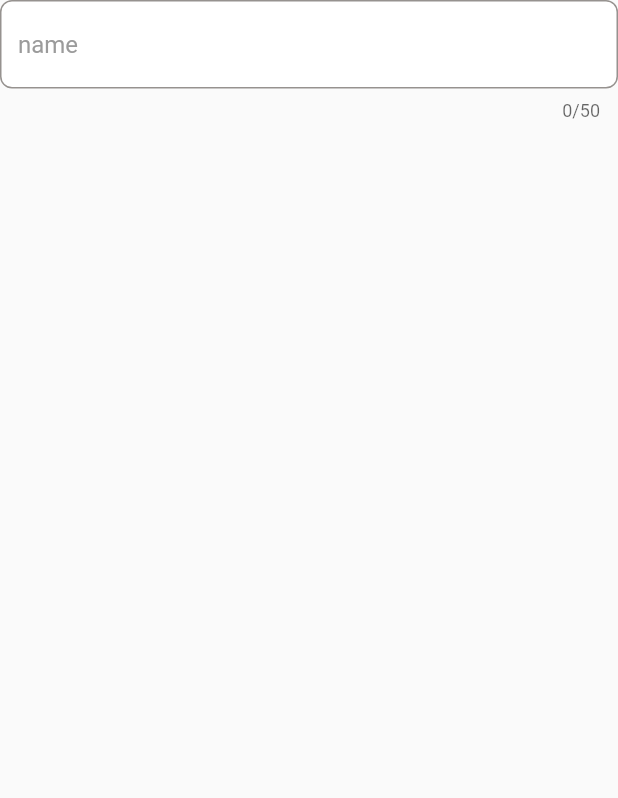
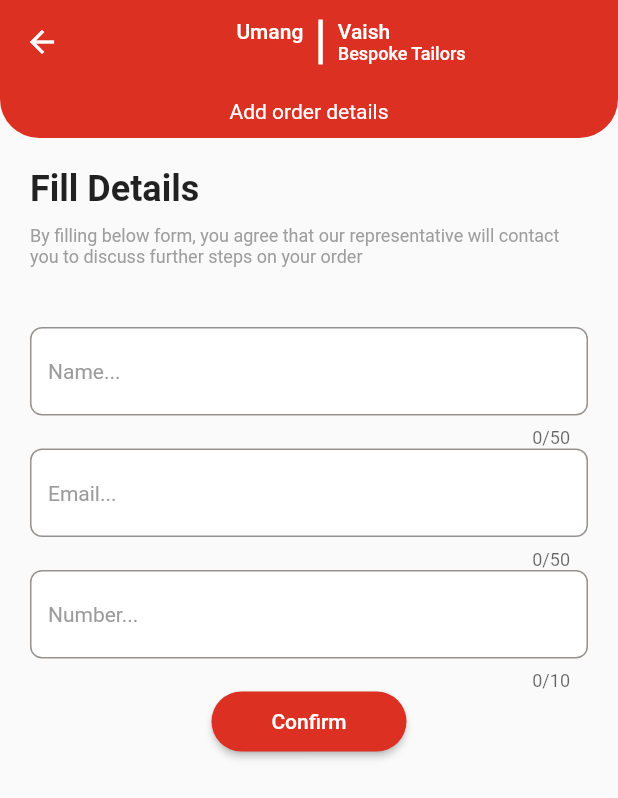
Before and after one commit to ATGBOOM/arnavapp, a Flutter app: the OrdersPage screen opened by its route, on a phone screen of 412 x 824 dp. Shown: the top 798 px of the screen. Run offline on Flutter 3.47's test engine with Material 2 defaults, Android fonts, the phone set to English and light mode, and no system bars; our stand-ins replace auto_route, carousel_slider, dartz, firebase_auth, firebase_core, firebase_remote_config and 11 more; missing offline and left inert: flutter_email_sender; accounts and stored records are empty; generated files the repository leaves out were written again.

Commit message:
confirm button done

```diff
--- a/lib/clothcustomization/cloth_customization_view.dart
+++ b/lib/clothcustomization/cloth_customization_view.dart
@@ -47,7 +47,7 @@ class ClothCustomizationView extends HookConsumerWidget{
                           color: Colors.white,
                         ),
                       ),
-                      decoration: BoxDecoration(
+                      decoration: const BoxDecoration(
                           color: ColorConstants.kRedColor,
                           borderRadius: BorderRadius.only(
                             bottomRight: Radius.circular(26),
--- a/lib/commonui/filled_button_widget.dart
+++ b/lib/commonui/filled_button_widget.dart
@@ -18,7 +18,11 @@ class FilledButtonWidget extends StatelessWidget{
             backgroundColor: MaterialStateProperty.all<Color>(ColorConstants.kRedColor),
       ),
 
-        onPressed: (){},
+        onPressed: (){
+           if(onButtonPress!=null){
+             onButtonPress!();
+           }
+        },
         child: Text(buttonText)
     );
   }
--- a/lib/orders/input_field.dart
+++ b/lib/orders/input_field.dart
@@ -3,12 +3,11 @@ import 'package:flutter/material.dart';
 
 class InputField extends StatelessWidget{
   String hintText;
-  String prefillText;
   TextInputType inputType;
-  int maxLength = 50;
+  int maxLength = 0;
   TextEditingController controller;
 
-  InputField({required this.hintText, required this.prefillText, required this.inputType, required this.controller});
+  InputField({required this.hintText,  required this.inputType, required this.controller, this.maxLength = 50});
 
   @override
   Widget build(BuildContext context) {
@@ -38,6 +37,7 @@ class InputField extends StatelessWidget{
             hintText: hintText,
             hintStyle: TextStyle(
               color: ColorConstants.kGrayColor,
+                fontSize: 14,
             )
         ),
         validator: (String? input) {
@@ -45,7 +45,7 @@ class InputField extends StatelessWidget{
             return null;
           }
           else {
-            return "enter valid input";
+            return "Enter valid input";
           }
         }
     );
--- a/lib/orders/orders_page.dart
+++ b/lib/orders/orders_page.dart
@@ -1,25 +1,120 @@
+import 'package:arnavapp/base/logger_utils.dart';
+import 'package:arnavapp/commonui/filled_button_widget.dart';
+import 'package:arnavapp/commonui/nav_bar.dart';
+import 'package:arnavapp/injector/injection.dart';
 import 'package:arnavapp/orders/input_field.dart';
 import 'package:flutter/material.dart';
 import 'package:flutter_hooks/flutter_hooks.dart';
 import 'package:hooks_riverpod/hooks_riverpod.dart';
 
+import '../base/color_constants.dart';
+
 class OrdersPage extends HookConsumerWidget{
+  GlobalKey<FormState> _formKey = GlobalKey();
+  final _logger = locator<LoggerUtils>();
+  final _TAG = "order page";
    @override
   Widget build(BuildContext context, WidgetRef ref) {
-    final _nameControlller = useTextEditingController();
+    final _nameControlller = useTextEditingController(text: "");
+    final _emailControlller = useTextEditingController(text: "");
+    final _numberControlller = useTextEditingController(text: "");
     return Scaffold(
-      body: Center(
+      appBar: NavBar(),
+      body: SingleChildScrollView(
+        child: Center(
+          child: Column(
+            children: [
+              Container(
+                alignment: Alignment.center,
+                width: double.infinity,
+                padding: const EdgeInsets.only(top: 10, bottom: 10),
+                child: Text(
+                  "Add order details",
+                  style: TextStyle(
+                    color: Colors.white,
+                  ),
+                ),
+                decoration: const BoxDecoration(
+                    color: ColorConstants.kRedColor,
+                    borderRadius: BorderRadius.only(
+                      bottomRight: Radius.circular(26),
+                      bottomLeft: Radius.circular(26),
+                    )
+                ),
+              ),
+
+              const Padding(
+                padding: EdgeInsets.all(20),
+                child: Align(
+                  alignment: Alignment.centerLeft,
+                  child: Column(
+                    crossAxisAlignment: CrossAxisAlignment.start,
+                    children: [
+                      Text(
+                        "Fill Details",
+                        style: TextStyle(
+                          fontSize: 24,
+                          fontWeight: FontWeight.bold,
+
+                        ),
+                      ),
+                      SizedBox(height: 10,),
+                      Text(
+                        "By filling below form, you agree that our representative will contact you to discuss further steps on your order",
+                        style: TextStyle(
+                          fontSize: 12,
+                          color: Colors.grey,
+                        ),
+                      ),
+                    ],
+                  ),
+                ),
+              ),
+              Form(
+                  key: _formKey,
+                  child: Padding(
+                    padding: EdgeInsets.all(20),
                     child: Column(
                       children: [
                         InputField(
-                hintText: "name",
-                prefillText: "Arnav Vaish",
+                          hintText: "Name...",
                           inputType: TextInputType.name,
                           controller: _nameControlller,
+                        ),
+                        InputField(
+                          hintText: "Email...",
+                          inputType: TextInputType.name,
+                          controller: _emailControlller,
+                        ),
+                        InputField(
+                          hintText: "Number...",
+                          inputType: TextInputType.name,
+                          controller: _numberControlller,
+                          maxLength: 10,
+                        ),
+                        Container(
+                          width: 130,
+                          height: 40,
+                          child: FilledButtonWidget(
+                            buttonText: "Confirm",
+                            onButtonPress: (){
+
+                              if(_formKey.currentState != null && _formKey.currentState!.validate()){
+
+                              }
+                            },
+                          ),
                         )
                       ],
                     ),
+                  )
               ),
+
+
+            ],
+          ),
+        ),
+      )
     );
   }
 
--- a/lib/splash/splash_screen_page.dart
+++ b/lib/splash/splash_screen_page.dart
@@ -27,7 +27,7 @@ class SplashScreenPage extends HookConsumerWidget {
       if (isLogin){
         context.router.replace(const OnBoardingPageRoute());
       }else{
-        context.router.replace(const HomeScreenRoute());
+        context.router.replace(const OrdersPageRoute());
        //context.router.replace(const HomeScreenRoute());
       }
     }
```
Lines whose indentation alone changed are shown as unchanged.
